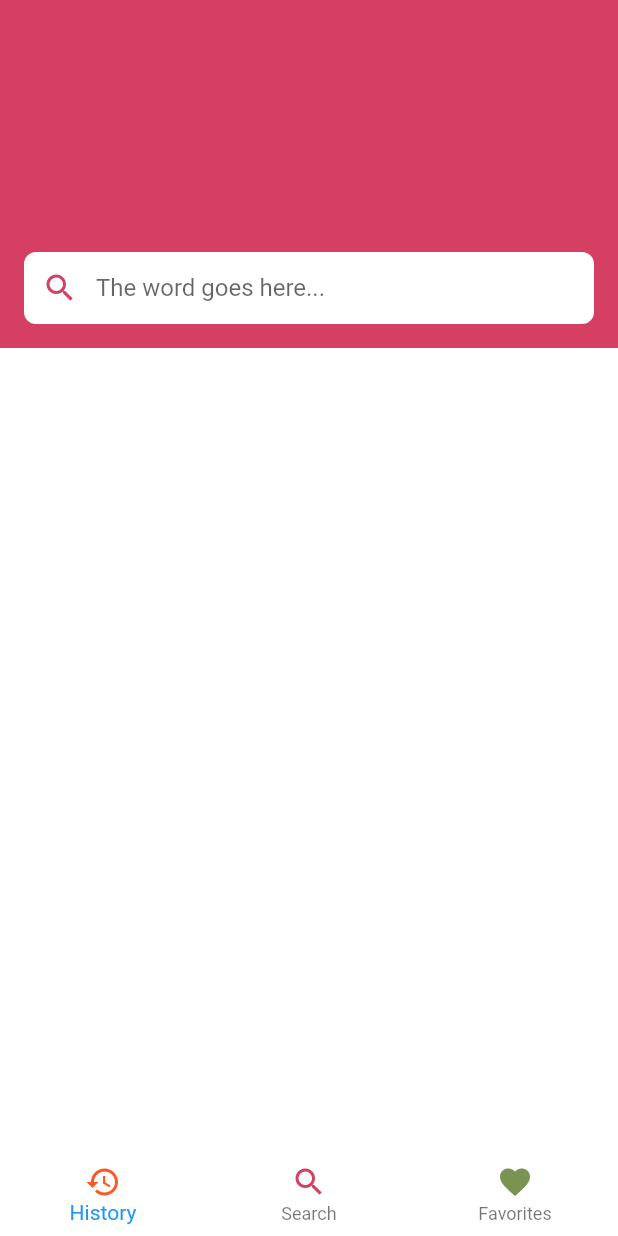
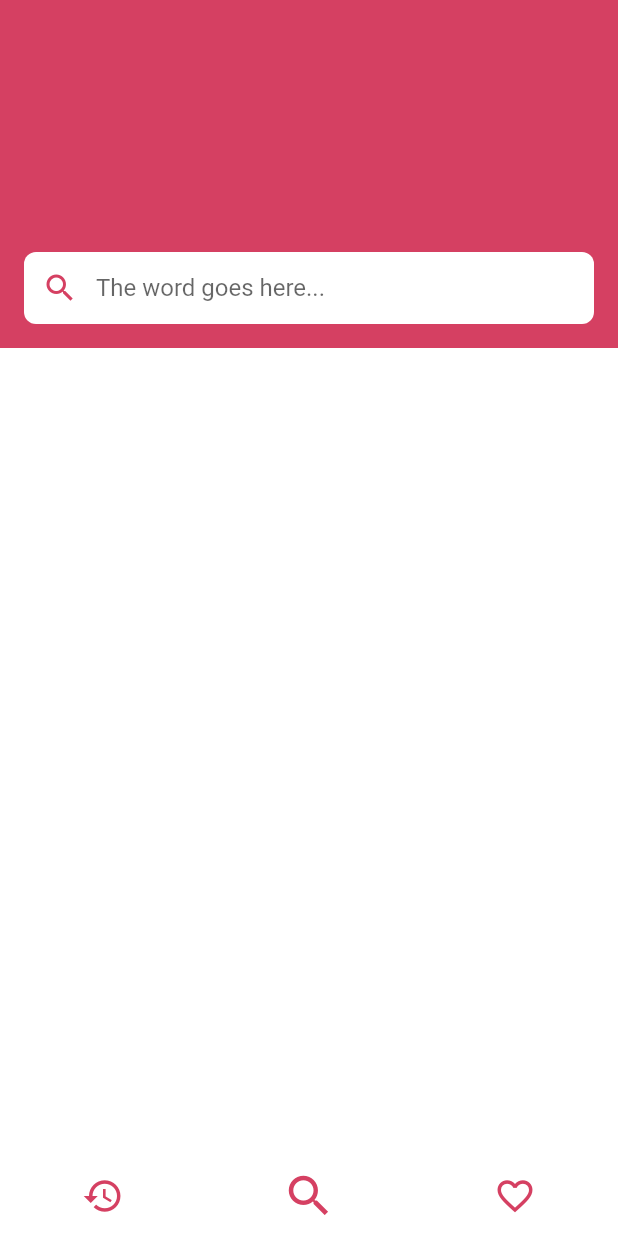
Before and after one commit to kabirnayeem99/flutter_offline_dictionary, a Flutter app: the screen it shows after launch, on a phone screen of 412 x 824 dp. Run offline on Flutter 3.47's test engine with Material 2 defaults, Android fonts, the phone set to English and light mode, and no system bars.

Commit message:
🎨 color changing based on page
implemented change in the icon and text color based on page number
change in the size of icon based on page number
implemented cupertinotabbar removing bottomnavigationbar

```diff
--- a/lib/screens/dictionary_screen.dart
+++ b/lib/screens/dictionary_screen.dart
@@ -1,3 +1,4 @@
+import 'package:flutter/cupertino.dart';
 import 'package:flutter/material.dart';
 import 'package:flutter_offline_dictionary/theme/style.dart';
 
@@ -10,48 +11,90 @@ class DictionaryScreen extends StatefulWidget {
 
 class _DictionaryScreenState extends State<DictionaryScreen> {
   PageController dictionaryScreenPageController;
+  int _page = 1;
+
+  void onPageChanged(int page) {
+    setState(() {
+      _page = page;
+    });
+  }
+
+  void navigationTapped(int page) {
+    dictionaryScreenPageController.jumpToPage(page);
+  }
+
+  Color determinColorOfNavigationBarItem(int pageNumber) {
+    Color navigationBarColor;
+    if (pageNumber == 0) {
+      navigationBarColor = Style.orangeColor;
+    } else if (pageNumber == 1) {
+      navigationBarColor = Style.redColor;
+    } else if (pageNumber == 2) {
+      navigationBarColor = Style.greenColor;
+    } else {
+      navigationBarColor = Colors.black;
+    }
+    return navigationBarColor;
+  }
+
+  double determineFontAndIconSizeOfItem(int pageNumber, int tabIcon) {
+    double fontAndIconSize;
+    if (pageNumber == tabIcon) {
+      fontAndIconSize = 36.0;
+    } else {
+      fontAndIconSize = 28.0;
+    }
+    return fontAndIconSize;
+  }
+
+  @override
+  void initState() {
+    super.initState();
+    dictionaryScreenPageController = PageController(initialPage: 1);
+  }
+
   @override
   Widget build(BuildContext context) {
     return Scaffold(
-      bottomNavigationBar: BottomNavigationBar(
-        elevation: 0.0,
+      bottomNavigationBar: CupertinoTabBar(
+        border: Border(
+          top: BorderSide.none,
+        ),
+        currentIndex: _page,
+        onTap: navigationTapped,
+        activeColor: Colors.black,
         backgroundColor: Colors.white,
         items: [
           BottomNavigationBarItem(
             icon: Icon(
               Icons.history,
-              color: Style.orangeColor,
-            ),
-            title: Text(
-              "History",
-              style: TextStyle(
-                color: Style.orangeColor,
-              ),
+              size: determineFontAndIconSizeOfItem(_page, 0),
+              color: determinColorOfNavigationBarItem(_page),
             ),
           ),
           BottomNavigationBarItem(
-            icon: Icon(Icons.search, color: Style.redColor),
-            title: Text(
-              "Search",
-              style: TextStyle(
-                color: Style.redColor,
-              ),
+            icon: Icon(
+              Icons.search,
+              color: determinColorOfNavigationBarItem(_page),
+              size: determineFontAndIconSizeOfItem(_page, 1),
             ),
           ),
           BottomNavigationBarItem(
-            icon: Icon(Icons.favorite, color: Style.greenColor),
-            title: Text(
-              "Favorites",
-              style: TextStyle(
-                color: Style.greenColor,
-              ),
+            icon: Icon(
+              Icons.favorite_border,
+              size: determineFontAndIconSizeOfItem(_page, 2),
+              color: determinColorOfNavigationBarItem(_page),
             ),
           ),
         ],
       ),
       body: PageView(
+        onPageChanged: onPageChanged,
         controller: dictionaryScreenPageController,
         children: [
+          Text(
+            "whdo",
+          ),
           Container(
             color: Style.redColor,
             child: Center(
```
